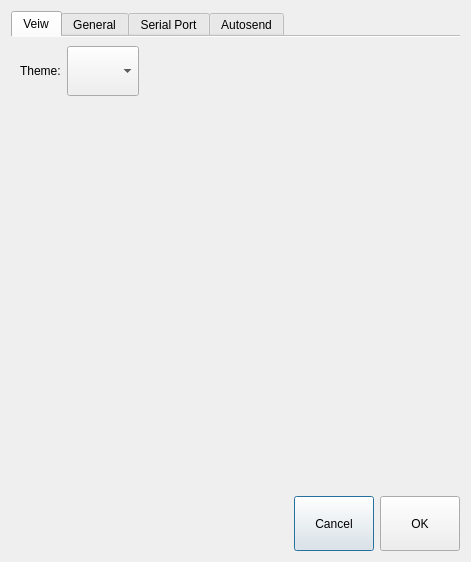
Old version of the form generalsettingdialog.ui in the repository mishkoLitvin/L_Aries-progect.
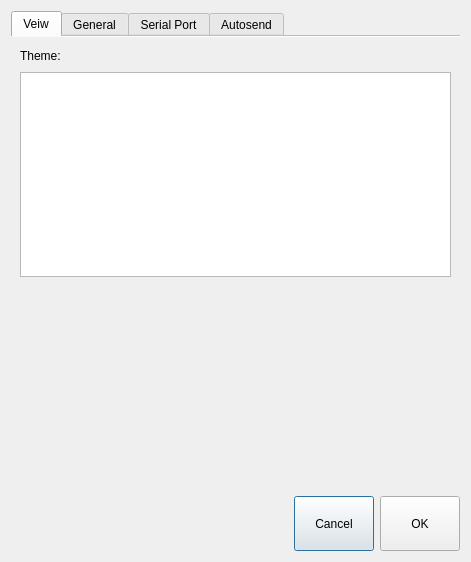
New version of the form. Icons and pictures are not drawn.

```diff
--- a/generalsettingdialog.ui
+++ b/generalsettingdialog.ui
@@ -98,16 +98,6 @@
            </property>
           </widget>
          </item>
-         <item>
-          <widget class="QComboBox" name="comboBoxStyleList">
-           <property name="minimumSize">
-            <size>
-             <width>50</width>
-             <height>50</height>
-            </size>
-           </property>
-          </widget>
-         </item>
          <item>
           <spacer name="horizontalSpacer">
            <property name="orientation">
@@ -123,6 +113,24 @@
          </item>
         </layout>
        </item>
+       <item>
+        <widget class="QListWidget" name="listWidget">
+         <property name="font">
+          <font>
+           <pointsize>24</pointsize>
+          </font>
+         </property>
+         <property name="autoScrollMargin">
+          <number>40</number>
+         </property>
+         <property name="iconSize">
+          <size>
+           <width>40</width>
+           <height>40</height>
+          </size>
+         </property>
+        </widget>
+       </item>
        <item>
         <spacer name="verticalSpacer_2">
          <property name="orientation">
```
